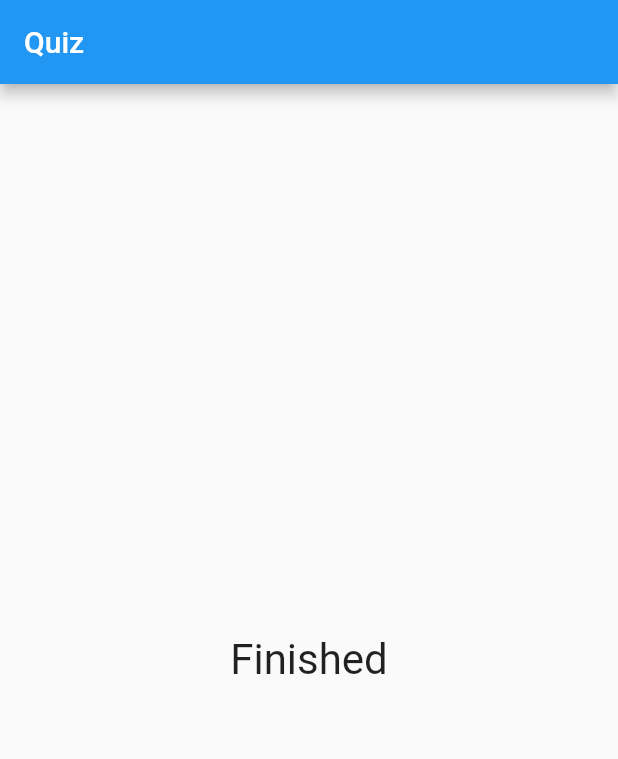
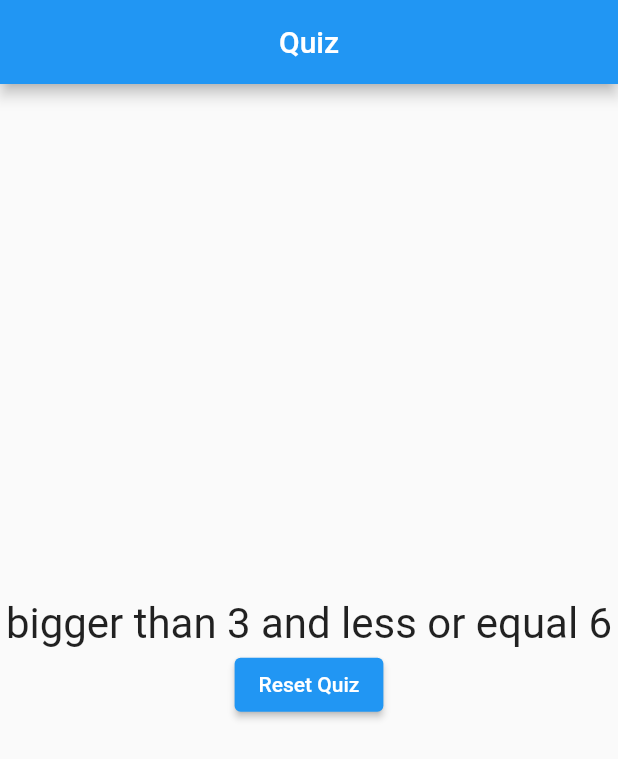
Before and after one commit to Tworres/quiz, a Flutter app: the screen it shows after launch, after a tap on "awnser 1", after a tap on "awnser 4", after a tap on "awnser 6", on a phone screen of 412 x 824 dp. Shown: the top 759 px of the screen. Run offline on Flutter 3.47's test engine with Material 2 defaults, Android fonts, the phone set to English and light mode, and no system bars.

Commit message:
skelleton fully complete
the visual and functionallities is very rude, but works.
Probably i will not improve more than this... for now.

```diff
--- a/lib/main.dart
+++ b/lib/main.dart
@@ -9,42 +9,62 @@ main() {
 const List<Map<String, Object>> questions = [
   {
     "question": "question 1",
-    "awnsers": ['awnser 1', 'awnser 2', 'awnser 3'],
+    "awnsers": [
+      {"text": 'awnser 1', "points": "1"},
+      {"text": 'awnser 2', "points": "2"},
+      {"text": 'awnser 3', "points": "3"},
+    ],
   },
   {
     "question": "question 2",
-    "awnsers": ['awnser 3', 'awnser 4', 'awnser 5'],
+    "awnsers": [
+      {"text": 'awnser 3', "points": "1"},
+      {"text": 'awnser 4', "points": "2"},
+      {"text": 'awnser 5', "points": "3"},
+    ],
   },
   {
     "question": "question 3",
-    "awnsers": ['awnser 4', 'awnser 5', 'awnser 6']
+    "awnsers": [
+      {"text": 'awnser 4', "points": "1"},
+      {"text": 'awnser 5', "points": "2"},
+      {"text": 'awnser 6', "points": "3"},
+    ]
   },
 ];
 
 class _QuizAppState extends State<QuizApp> {
   int _selectedQuestion = 0;
+  int _pointsTotal = 0;
   bool _finished = false;
 
-  void _respond() {
-    if ((_selectedQuestion + 1) < questions.length) {
-      setState(() {
+  void _respond(int points) {
+    setState(() {
+      if ((_selectedQuestion + 1) < questions.length) {
         _selectedQuestion++;
-      });
-    } else {
-      setState(() {
+      } else {
         _finished = true;
-      });
-    }
+      }
+      _pointsTotal += points;
+    });
     print(_selectedQuestion);
+  }
+
+  void _resetQuiz() {
+    setState(() {
+      _selectedQuestion = 0;
+      _pointsTotal = 0;
+      _finished = false;
+    });
   }
 
   @override
   Widget build(BuildContext context) {
     return MaterialApp(
       home: Scaffold(
-        appBar: AppBar(title: const Text('Quiz')),
+        appBar: AppBar(title: const Text('Quiz'), centerTitle: true),
         body: _finished
-            ? const QuizFinished(text: "Finished")
+            ? QuizFinished(points: _pointsTotal, onReset: _resetQuiz)
             : Quiz(selectedQuestion: _selectedQuestion, listQuestionsAndAwnsers: questions, onRespond: _respond),
       ),
     );
--- a/lib/quiz.dart
+++ b/lib/quiz.dart
@@ -5,7 +5,7 @@ import 'package:quiz/question.dart';
 class Quiz extends StatelessWidget {
   final int selectedQuestion;
   final List<Map<String, Object>> listQuestionsAndAwnsers;
-  final void Function() onRespond;
+  final void Function(int) onRespond;
 
   const Quiz({
     required this.selectedQuestion,
@@ -15,11 +15,16 @@ class Quiz extends StatelessWidget {
 
   @override
   Widget build(BuildContext context) {
-    List<String> awnsers = listQuestionsAndAwnsers[selectedQuestion].cast()['awnsers'];
+    List<Map<String, Object>> awnsers = listQuestionsAndAwnsers[selectedQuestion].cast()['awnsers'];
 
     return Column(children: [
       Question(listQuestionsAndAwnsers[selectedQuestion]['question'].toString()),
-      ...awnsers.map((e) => Awnser(e, onRespond)),
+      ...awnsers.map((resp) {
+        return Awnser(
+          resp['text'] as String,
+          () => onRespond(int.parse(resp['points'].toString())),
+        );
+      }).toList(),
     ]);
   }
 }
--- a/lib/quizResult.dart
+++ b/lib/quizResult.dart
@@ -1,14 +1,29 @@
 import 'package:flutter/material.dart';
 
 class QuizFinished extends StatelessWidget {
-  final String text;
+  final int points;
+  final void Function() onReset;
 
-  const QuizFinished({required this.text});
+  QuizFinished({required this.points, required this.onReset});
+
+  String get fraseResultado {
+    if (points <= 3) return 'less or equal 3';
+    if (points <= 6) return 'bigger than 3 and less or equal 6';
+    if (points <= 9) return 'bigger than 6 and less or equal 9';
+    return 'well, you break the points counter, congratulations';
+  }
 
   @override
   Widget build(BuildContext context) {
     return Center(
-      child: Text(text, style: const TextStyle(fontSize: 28)),
+      child: Column(
+        crossAxisAlignment: CrossAxisAlignment.center,
+        mainAxisAlignment: MainAxisAlignment.center,
+        children: [
+          Text(fraseResultado, style: const TextStyle(fontSize: 28)),
+          ElevatedButton(onPressed: onReset, child: const Text("Reset Quiz"))
+        ],
+      ),
     );
   }
 }
```
